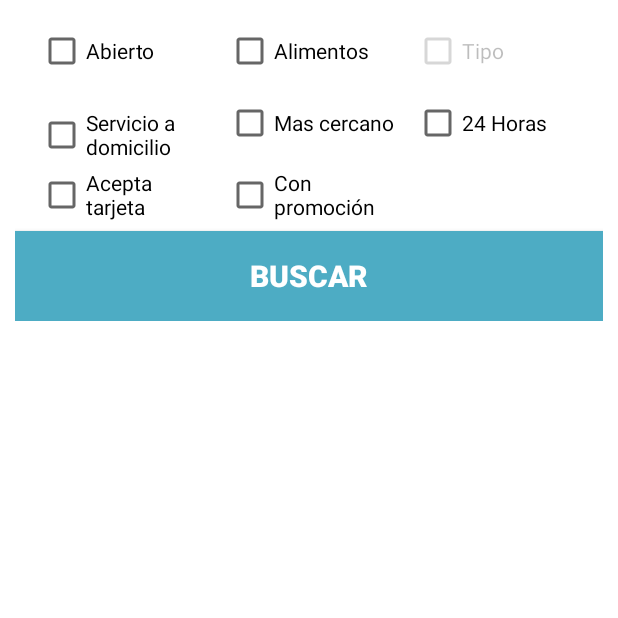
After one commit to cccorona/DirectorioApp, an Android app: the PromocionesActivity screen opened directly, with no data from a screen before it, on a phone screen of 412 x 824 dp, the top half of it. The commit adds this screen. Run offline under Robolectric (Android 15) with nearby library versions, the phone set to English and light mode, and no system bars; our stand-ins replace Firebase (no records; nobody signed in at launch, a user with empty details on screens opened directly), Picasso.

Commit message:
Add Promos Activity

```diff
--- a/app/src/main/java/mx/com/cesarcorona/directorio/activities/CategoriaActivity.java
+++ b/app/src/main/java/mx/com/cesarcorona/directorio/activities/CategoriaActivity.java
@@ -27,7 +27,7 @@ import mx.com.cesarcorona.directorio.pojo.Categoria;
 import mx.com.cesarcorona.directorio.pojo.Negocio;
 import mx.com.cesarcorona.directorio.pojo.PremiumBanner;
 
-public class CategoriaActivity extends AppCompatActivity implements CategoryAdapter.CategorySelectedListener{
+public class CategoriaActivity extends BaseAnimatedActivity implements CategoryAdapter.CategorySelectedListener{
 
     public static String CATEGORY_REFERENCE ="categorias";
     public static String ALL_NEGOCIO_REFERENCE ="allnegocios";
--- a/app/src/main/java/mx/com/cesarcorona/directorio/activities/NegocioDetailActivity.java
+++ b/app/src/main/java/mx/com/cesarcorona/directorio/activities/NegocioDetailActivity.java
@@ -40,7 +40,7 @@ import mx.com.cesarcorona.directorio.pojo.Negocio;
 import static mx.com.cesarcorona.directorio.R.id.map;
 import static mx.com.cesarcorona.directorio.R.id.web_action;
 
-public class NegocioDetailActivity extends AppCompatActivity  implements OnMapReadyCallback,BaseSliderView.OnSliderClickListener, ViewPagerEx.OnPageChangeListener{
+public class NegocioDetailActivity extends BaseAnimatedActivity  implements OnMapReadyCallback,BaseSliderView.OnSliderClickListener, ViewPagerEx.OnPageChangeListener{
 
 
 
@@ -130,7 +130,7 @@ public class NegocioDetailActivity extends AppCompatActivity  implements OnMapRe
         whatsValue.setText(negocioSeleccionado.getWhatsapp());
         emailValue.setText(negocioSeleccionado.getWeb());
         twitterValue.setText(negocioSeleccionado.getTwitter());
-        if(Boolean.parseBoolean(negocioSeleccionado.getEntregaADomicilio())){
+        if(negocioSeleccionado.isEntregaADomicilio()){
             aDocmicilio.setVisibility(View.VISIBLE);
         }
 
--- a/app/src/main/java/mx/com/cesarcorona/directorio/activities/NegocioPorCategoriaActivity.java
+++ b/app/src/main/java/mx/com/cesarcorona/directorio/activities/NegocioPorCategoriaActivity.java
@@ -36,7 +36,7 @@ import mx.com.cesarcorona.directorio.pojo.PremiumBanner;
 import static mx.com.cesarcorona.directorio.activities.CategoriaActivity.ALL_NEGOCIO_REFERENCE;
 import static mx.com.cesarcorona.directorio.activities.CategoriaActivity.PREMIUM_REFERENCE;
 
-public class NegocioPorCategoriaActivity extends AppCompatActivity implements NegocioPorCategoriaAdapter.NegocioSelectedListener {
+public class NegocioPorCategoriaActivity extends BaseAnimatedActivity implements NegocioPorCategoriaAdapter.NegocioSelectedListener {
 
 
     public static String NEGOCIOS_REFERENCE ="negocios";
--- /dev/null
+++ b/app/src/main/java/mx/com/cesarcorona/directorio/activities/PromocionesActivity.java
@@ -0,0 +1,134 @@
+package mx.com.cesarcorona.directorio.activities;
+
+import android.app.ProgressDialog;
+import android.content.Intent;
+import android.support.v7.app.AppCompatActivity;
+import android.os.Bundle;
+import android.view.View;
+import android.widget.Button;
+import android.widget.CheckBox;
+import android.widget.EditText;
+import android.widget.GridView;
+import android.widget.ListView;
+
+import com.google.firebase.crash.FirebaseCrash;
+import com.google.firebase.database.DataSnapshot;
+import com.google.firebase.database.DatabaseError;
+import com.google.firebase.database.DatabaseReference;
+import com.google.firebase.database.FirebaseDatabase;
+import com.google.firebase.database.ValueEventListener;
+import com.squareup.picasso.Picasso;
+
+import java.util.LinkedList;
+import java.util.List;
+
+import mx.com.cesarcorona.directorio.R;
+import mx.com.cesarcorona.directorio.adapter.PromosAdapter;
+import mx.com.cesarcorona.directorio.pojo.Negocio;
+import mx.com.cesarcorona.directorio.pojo.PremiumBanner;
+
+import static mx.com.cesarcorona.directorio.activities.CategoriaActivity.ALL_NEGOCIO_REFERENCE;
+import static mx.com.cesarcorona.directorio.activities.CategoriaActivity.PREMIUM_REFERENCE;
+
+public class PromocionesActivity extends BaseAnimatedActivity implements PromosAdapter.OnPromoInterface {
+
+
+
+    public static final String TAG = PromocionesActivity.class.getSimpleName();
+    public static String ALL_PROMOS_REFERENCE ="premium";
+
+
+    private EditText textSearch;
+    private Button buttonSearch;
+    private CheckBox abierto,alimentos,tipo,aDomicilio,masCercano,always,creditCard,promocion;
+    private ListView promosList;
+    private LinkedList<PremiumBanner> premiumNegocios;
+    private ProgressDialog pDialog;
+
+
+
+    @Override
+    protected void onCreate(Bundle savedInstanceState) {
+        super.onCreate(savedInstanceState);
+        setContentView(R.layout.activity_promociones);
+
+        textSearch = (EditText) findViewById(R.id.search_edit_text);
+        buttonSearch = (Button) findViewById(R.id.search_button_filter);
+        abierto = (CheckBox) findViewById(R.id.open_filter);
+        alimentos = (CheckBox) findViewById(R.id.food_filter);
+        tipo = (CheckBox) findViewById(R.id.food_type_filter);
+        aDomicilio = (CheckBox) findViewById(R.id.delivery_filter);
+        masCercano = (CheckBox) findViewById(R.id.closest_filter);
+        always = (CheckBox) findViewById(R.id.always_open_filter);
+        creditCard = (CheckBox) findViewById(R.id.credit_filter);
+        promocion = (CheckBox) findViewById(R.id.prom_filter);
+        promosList = (ListView) findViewById(R.id.result_grid);
+        premiumNegocios = new LinkedList<>();
+        pDialog = new ProgressDialog(PromocionesActivity.this);
+        pDialog.setMessage("Por favor espera...");
+        pDialog.setCancelable(false);
+        showpDialog();
+        showPremiunBanner();
+
+
+        buttonSearch.setOnClickListener(new View.OnClickListener() {
+            @Override
+            public void onClick(View v) {
+            }
+        });
+    }
+
+
+    private void showPremiunBanner(){
+        final DatabaseReference premiumReference = FirebaseDatabase.getInstance().getReference(PREMIUM_REFERENCE);
+        premiumReference.addListenerForSingleValueEvent(new ValueEventListener() {
+            @Override
+            public void onDataChange(DataSnapshot dataSnapshot) {
+                for(DataSnapshot keyNegocio:dataSnapshot.getChildren()){
+                    PremiumBanner premiumBanner = keyNegocio.getValue(PremiumBanner.class);
+                    premiumBanner.setDatabaseReference(keyNegocio.getKey());
+                    premiumNegocios.add(premiumBanner);
+                }
+                PromosAdapter promosAdapter = new PromosAdapter(PromocionesActivity.this,premiumNegocios);
+                promosAdapter.setOnPromoInterface(PromocionesActivity.this);
+                promosList.setAdapter(promosAdapter);
+
+            }
+
+            @Override
+            public void onCancelled(DatabaseError databaseError) {
+                //show default banner
+                hidepDialog();
+
+
+            }
+        });
+
+        hidepDialog();
+
+    }
+
+
+
+    private void showpDialog() {
+        if (!pDialog.isShowing())
+            pDialog.show();
+    }
+
+    private void hidepDialog() {
+        if (pDialog.isShowing())
+            pDialog.dismiss();
+    }
+
+
+    @Override
+    public void OnPromoSelected(PremiumBanner promoselected) {
+
+        Intent detailIntent = new Intent(PromocionesActivity.this,NegocioDetailActivity.class);
+        Bundle extras = new Bundle();
+        extras.putSerializable(NegocioDetailActivity.KEY_NEGOCIO,promoselected.getRelatedNegocio());
+        detailIntent.putExtras(extras);
+        startActivity(detailIntent);
+
+    }
+}
--- a/app/src/main/java/mx/com/cesarcorona/directorio/activities/SplashActivity.java
+++ b/app/src/main/java/mx/com/cesarcorona/directorio/activities/SplashActivity.java
@@ -16,7 +16,7 @@ import mx.com.cesarcorona.directorio.R;
  * Created by ccabrera on 04/08/17.
  */
 
-public class SplashActivity extends AppCompatActivity{
+public class SplashActivity extends BaseAnimatedActivity{
 
 
 
--- /dev/null
+++ b/app/src/main/res/layout/activity_promociones.xml
@@ -0,0 +1,150 @@
+<?xml version="1.0" encoding="utf-8"?>
+<LinearLayout xmlns:android="http://schemas.android.com/apk/res/android"
+    android:orientation="vertical" android:layout_width="match_parent"
+    android:background="#FFF"
+    android:layout_margin="0dp"
+    android:layout_height="match_parent">
+
+
+
+    <LinearLayout
+        android:orientation="vertical"
+        android:layout_margin="10dp"
+        android:layout_width="match_parent"
+        android:layout_height="wrap_content">
+
+
+        <LinearLayout
+            android:orientation="vertical"
+            android:layout_width="match_parent"
+            android:gravity="center_vertical"
+            android:layout_height="match_parent">
+
+            <LinearLayout
+                android:paddingLeft="15dp"
+                android:orientation="horizontal"
+                android:layout_width="match_parent"
+                android:layout_height="wrap_content">
+
+                <CheckBox
+                    android:layout_weight="1"
+                    android:layout_width="0dp"
+                    android:id="@+id/open_filter"
+                    android:text="Abierto"
+                    android:layout_height="48dp" />
+
+                <CheckBox
+                    android:layout_weight="1"
+                    android:layout_width="0dp"
+                    android:id="@+id/food_filter"
+                    android:text="Alimentos"
+                    android:layout_height="48dp" />
+
+                <CheckBox
+                    android:layout_weight="1"
+                    android:layout_width="0dp"
+                    android:enabled="false"
+                    android:id="@+id/food_type_filter"
+                    android:text="Tipo"
+                    android:layout_height="48dp" />
+
+            </LinearLayout>
+
+            <LinearLayout
+                android:paddingLeft="15dp"
+                android:orientation="horizontal"
+                android:layout_width="match_parent"
+                android:layout_height="wrap_content">
+
+                <CheckBox
+                    android:layout_weight="1"
+                    android:layout_width="0dp"
+                    android:id="@+id/delivery_filter"
+                    android:text="Servicio a\ndomicilio"
+                    android:layout_height="48dp" />
+                <CheckBox
+                    android:layout_weight="1"
+                    android:layout_width="0dp"
+                    android:id="@+id/closest_filter"
+                    android:text="Mas cercano"
+                    android:layout_height="48dp" />
+                <CheckBox
+                    android:layout_weight="1"
+                    android:layout_width="0dp"
+                    android:id="@+id/always_open_filter"
+                    android:text="24 Horas"
+                    android:layout_height="48dp" />
+
+            </LinearLayout>
+
+            <LinearLayout
+                android:paddingLeft="15dp"
+                android:orientation="horizontal"
+                android:layout_width="match_parent"
+                android:layout_height="wrap_content">
+
+                <CheckBox
+                    android:layout_weight="1"
+                    android:layout_width="0dp"
+                    android:id="@+id/credit_filter"
+                    android:text="Acepta\ntarjeta"
+                    android:layout_height="48dp" />
+
+                <CheckBox
+                    android:layout_weight="1"
+                    android:layout_width="0dp"
+                    android:id="@+id/prom_filter"
+                    android:text="Con\npromoción"
+                    android:layout_height="48dp" />
+                <CheckBox
+                    android:visibility="invisible"
+                    android:layout_weight="1"
+                    android:layout_width="0dp"
+                    android:id="@+id/prom_filter_empy"
+                    android:text="Con\npromoción"
+                    android:layout_height="48dp" />
+
+            </LinearLayout>
+
+            <Button
+                android:textSize="20sp"
+                android:textStyle="bold"
+                android:textColor="#FFF"
+                android:background="@color/colorPrimary"
+                android:text="Buscar"
+                android:id="@+id/search_button_filter"
+                android:layout_gravity="center"
+                android:layout_weight="30"
+                android:layout_width="match_parent"
+                android:layout_height="60dp" />
+
+
+        </LinearLayout>
+
+
+    </LinearLayout>
+
+    <LinearLayout
+        android:orientation="horizontal"
+        android:layout_width="match_parent"
+        android:layout_height="match_parent">
+
+        <ListView
+            android:divider="@android:color/transparent"
+            android:numColumns="2"
+            android:id="@+id/result_grid"
+            android:layout_weight="65"
+            android:layout_width="0dp"
+            android:layout_height="match_parent">
+
+        </ListView>
+
+
+    </LinearLayout>
+
+
+
+
+
+
+</LinearLayout>
--- a/app/src/main/res/layout/content_main.xml
+++ b/app/src/main/res/layout/content_main.xml
@@ -96,6 +96,8 @@
 
                 </android.support.v7.widget.CardView>
                 <android.support.v7.widget.CardView
+                    android:id="@+id/promo_card_view"
+
                     android:layout_margin="5dp"
                     app:cardElevation="10dp"
 
```
Also changed, not shown: app/build.gradle (+8 -8 lines), app/src/main/AndroidManifest.xml (+8 -7 lines), app/src/main/java/mx/com/cesarcorona/directorio/MainActivity.java (+13 -1 lines), app/src/main/java/mx/com/cesarcorona/directorio/activities/SearchActivity.java (+127 -5 lines), app/src/main/java/mx/com/cesarcorona/directorio/adapter/PromosAdapter.java (added, +128 -0 lines), app/src/main/java/mx/com/cesarcorona/directorio/pojo/Negocio.java (+25 -24 lines), app/src/main/java/mx/com/cesarcorona/directorio/pojo/PremiumBanner.java (+10 -0 lines), app/src/main/res/layout/promo_item_layout.xml (added, +37 -0 lines).
